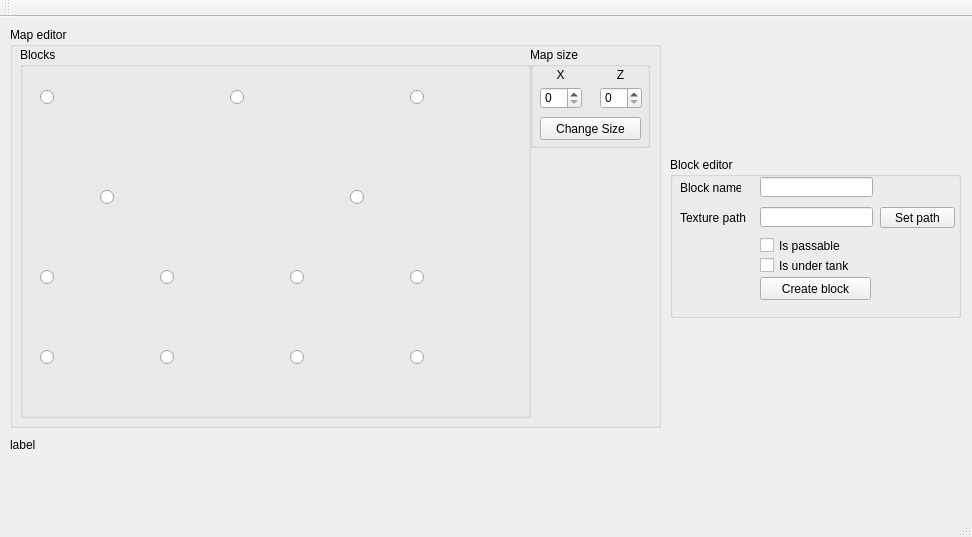
The window that MapEditor/MapEditor.ui (hardcorych/mapeditor) describes before a commit, drawn with Qt 5.
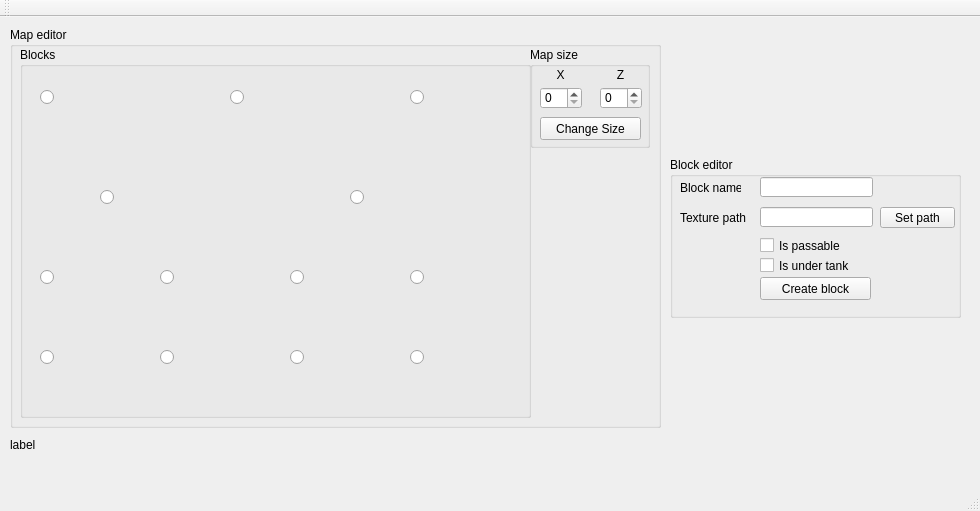
The same window after the commit. Icons and pictures are not drawn.

The edit to the form file:
```diff
--- a/MapEditor/MapEditor.ui
+++ b/MapEditor/MapEditor.ui
@@ -6,8 +6,8 @@
    <rect>
     <x>0</x>
     <y>0</y>
-    <width>972</width>
-    <height>537</height>
+    <width>980</width>
+    <height>511</height>
    </rect>
   </property>
   <property name="windowTitle">
```
Left out of the diff: 2 changed lines with no effect on the pictures.
